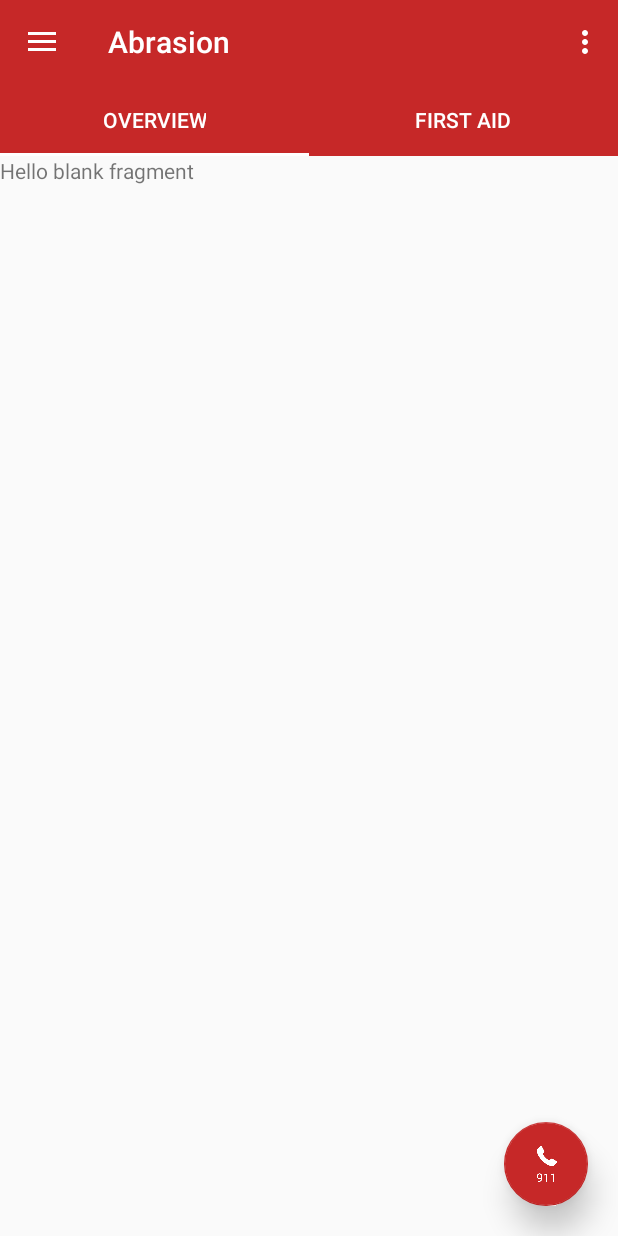
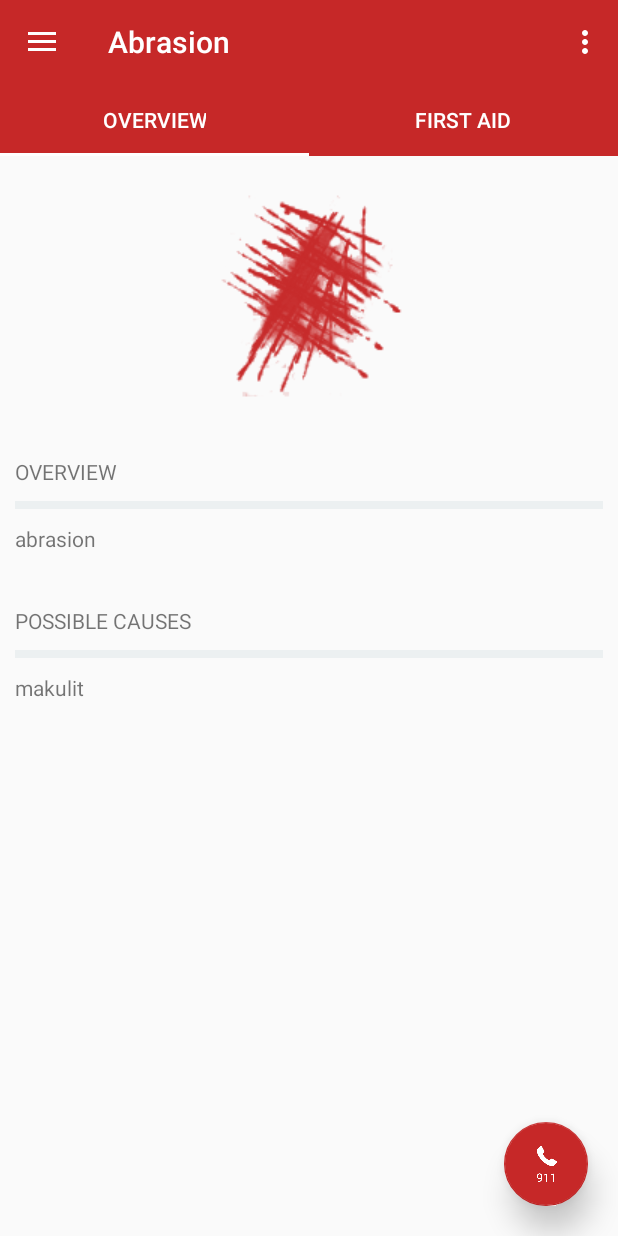
Before and after one commit to aguilarjonas/pocketaid, an Android app: the screen it shows after launch (MainActivity), after a tap on "Abrasion", on a phone screen of 412 x 824 dp. Run offline under Robolectric (Android 15) with nearby library versions, the phone set to English and light mode, and no system bars.

Commit message:
fixed overview

```diff
--- a/app/src/main/java/com/example/jonas/pocketaid/Adapters/InjuryTabLayout.java
+++ b/app/src/main/java/com/example/jonas/pocketaid/Adapters/InjuryTabLayout.java
@@ -23,6 +23,7 @@ public class InjuryTabLayout extends Fragment {
     private TabLayout tabLayout;
     private ViewPager viewPager;
     private int tab_numbers = 2;
+    private Bundle args;
 
     @Override
     public View onCreateView(LayoutInflater inflater, ViewGroup container, Bundle savedInstanceState) {
@@ -50,13 +51,19 @@ public class InjuryTabLayout extends Fragment {
 
         @Override
         public Fragment getItem(int position) {
+            String chosenInjury = getArguments().getString("injury");
+
             switch (position) {
                 case 0:
-                    return new InjuryOverviewFragment();
+                    InjuryOverviewFragment injuryOverviewFragment = new InjuryOverviewFragment();
+                    args = new Bundle();
+                    args.putString("injury", chosenInjury);
+                    injuryOverviewFragment.setArguments(args);
+
+                    return injuryOverviewFragment;
                 case 1:
-                    String chosenInjury = getArguments().getString("injury");
                     InjuryInformationFragment injuryInformationFragment = new InjuryInformationFragment();
-                    Bundle args = new Bundle();
+                    args = new Bundle();
                     args.putString("injury", chosenInjury);
                     injuryInformationFragment.setArguments(args);
 
--- a/app/src/main/java/com/example/jonas/pocketaid/InjuriesFragments/InjuryOverviewFragment.java
+++ b/app/src/main/java/com/example/jonas/pocketaid/InjuriesFragments/InjuryOverviewFragment.java
@@ -6,6 +6,8 @@ import android.support.v4.app.Fragment;
 import android.view.LayoutInflater;
 import android.view.View;
 import android.view.ViewGroup;
+import android.widget.ImageView;
+import android.widget.TextView;
 
 import com.example.jonas.pocketaid.R;
 
@@ -14,6 +16,10 @@ import com.example.jonas.pocketaid.R;
  */
 public class InjuryOverviewFragment extends Fragment {
 
+    private String injuryType;
+    private ImageView injury_logo;
+    private TextView overview_injury;
+    private TextView overview_causes;
 
     public InjuryOverviewFragment() {
         // Required empty public constructor
@@ -24,7 +30,50 @@ public class InjuryOverviewFragment extends Fragment {
     public View onCreateView(LayoutInflater inflater, ViewGroup container,
                              Bundle savedInstanceState) {
         // Inflate the layout for this fragment
-        return inflater.inflate(R.layout.fragment_injury_overview, container, false);
+        ViewGroup rootView = (ViewGroup) inflater.inflate(R.layout.fragment_injury_overview, container, false);
+
+        String chosenInjury = getArguments().getString("injury");
+        determineInjury(chosenInjury, rootView);
+
+        return rootView;
     }
 
+    public void determineInjury(String injuryChosen, ViewGroup rootView) {
+        if(injuryChosen.toLowerCase().equals("abrasion")) {
+            injuryType = "abrasion";
+            configure(injuryType, rootView);
+        } else if(injuryChosen.toLowerCase().equals("bites")) {
+            injuryType = "bites";
+            configure(injuryType, rootView);
+        } else if(injuryChosen.toLowerCase().equals("burns")) {
+            injuryType = "burns";
+            configure(injuryType, rootView);
+        } else if(injuryChosen.toLowerCase().equals("concussion")) {
+            injuryType = "concussion";
+            configure(injuryType, rootView);
+        } else if(injuryChosen.toLowerCase().equals("contusion")) {
+            injuryType = "contusion";
+            configure(injuryType, rootView);
+        } else if(injuryChosen.toLowerCase().equals("fracture")) {
+            injuryType = "fracture";
+            configure(injuryType, rootView);
+        } else if(injuryChosen.toLowerCase().equals("laceration")) {
+            injuryType = "laceration";
+            configure(injuryType, rootView);
+        } else if(injuryChosen.toLowerCase().equals("puncture")) {
+            injuryType = "puncture";
+            configure(injuryType, rootView);
+        }
+    }
+
+    public void configure(String injury, ViewGroup rootView) {
+        injury_logo = (ImageView) rootView.findViewById(R.id.injury_logo);
+        injury_logo.setImageResource(getResources().getIdentifier("ic_"+injury, "drawable", getActivity().getPackageName()));
+
+        overview_injury = (TextView) rootView.findViewById(R.id.overview_injury);
+        overview_injury.setText(injury);
+
+        overview_causes = (TextView) rootView.findViewById(R.id.overview_causes);
+        overview_causes.setText("makulit");
+    }
 }
--- a/app/src/main/res/layout/fragment_injury_overview.xml
+++ b/app/src/main/res/layout/fragment_injury_overview.xml
@@ -1,13 +1,82 @@
-<FrameLayout xmlns:android="http://schemas.android.com/apk/res/android"
+<LinearLayout xmlns:android="http://schemas.android.com/apk/res/android"
     xmlns:tools="http://schemas.android.com/tools"
     android:layout_width="match_parent"
     android:layout_height="match_parent"
+    android:orientation="vertical"
     tools:context="com.example.jonas.pocketaid.InjuriesFragments.InjuryOverviewFragment">
 
     <!-- TODO: Update blank fragment layout -->
+    <RelativeLayout
+        android:layout_width="match_parent"
+        android:layout_height="wrap_content"
+        android:gravity="center"
+        android:layout_marginTop="15dp">
+
+        <ImageView
+            android:id="@+id/injury_logo"
+            android:layout_width="wrap_content"
+            android:layout_height="wrap_content"
+            android:scaleType="center" />
+    </RelativeLayout>
+
     <TextView
+        android:id="@+id/overview_label"
+        android:layout_marginTop="35dp"
+        android:layout_marginLeft="@dimen/ten_dp"
+        android:layout_marginStart="@dimen/ten_dp"
         android:layout_width="match_parent"
-        android:layout_height="match_parent"
-        android:text="@string/hello_blank_fragment" />
+        android:layout_height="wrap_content"
+        android:text="OVERVIEW"/>
 
-</FrameLayout>
+    <View
+        android:layout_marginTop="@dimen/ten_dp"
+        android:layout_marginLeft="@dimen/ten_dp"
+        android:layout_marginStart="@dimen/ten_dp"
+        android:layout_marginRight="@dimen/ten_dp"
+        android:layout_marginEnd="@dimen/ten_dp"
+        android:layout_width="match_parent"
+        android:layout_height="5dp"
+        android:background="#ecf0f1"/>
+
+    <TextView
+        android:id="@+id/overview_injury"
+        android:layout_width="match_parent"
+        android:layout_height="wrap_content"
+        android:layout_marginTop="@dimen/ten_dp"
+        android:layout_marginLeft="@dimen/ten_dp"
+        android:layout_marginStart="@dimen/ten_dp"
+        android:layout_marginRight="@dimen/ten_dp"
+        android:layout_marginEnd="@dimen/ten_dp"/>
+
+    <TextView
+        android:id="@+id/overview_causes_label"
+        android:layout_width="match_parent"
+        android:layout_height="wrap_content"
+        android:layout_marginTop="35dp"
+        android:layout_marginLeft="@dimen/ten_dp"
+        android:layout_marginStart="@dimen/ten_dp"
+        android:layout_marginRight="@dimen/ten_dp"
+        android:layout_marginEnd="@dimen/ten_dp"
+        android:text="POSSIBLE CAUSES"/>
+
+    <View
+        android:layout_marginTop="@dimen/ten_dp"
+        android:layout_marginLeft="@dimen/ten_dp"
+        android:layout_marginStart="@dimen/ten_dp"
+        android:layout_marginRight="@dimen/ten_dp"
+        android:layout_marginEnd="@dimen/ten_dp"
+        android:layout_width="match_parent"
+        android:layout_height="5dp"
+        android:background="#ecf0f1"/>
+
+    <TextView
+        android:id="@+id/overview_causes"
+        android:layout_width="match_parent"
+        android:layout_height="wrap_content"
+        android:layout_marginTop="@dimen/ten_dp"
+        android:layout_marginLeft="@dimen/ten_dp"
+        android:layout_marginStart="@dimen/ten_dp"
+        android:layout_marginRight="@dimen/ten_dp"
+        android:layout_marginEnd="@dimen/ten_dp"/>
+
+</LinearLayout>
```
